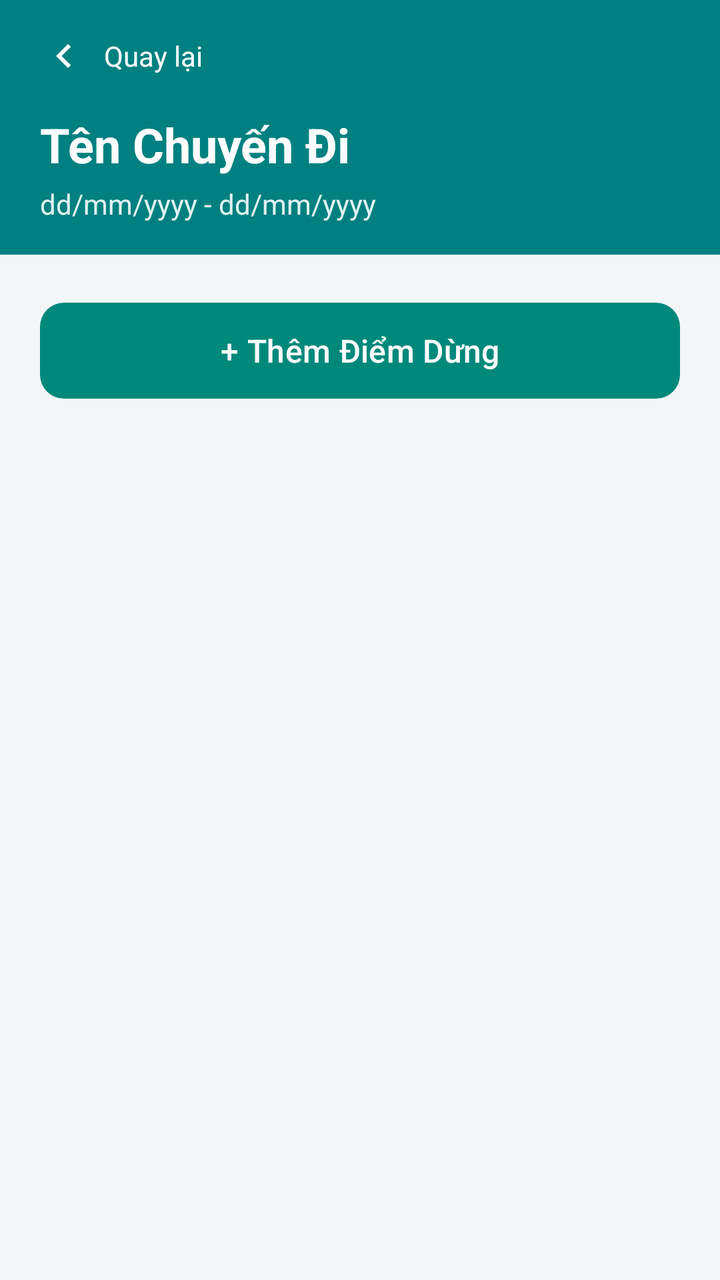
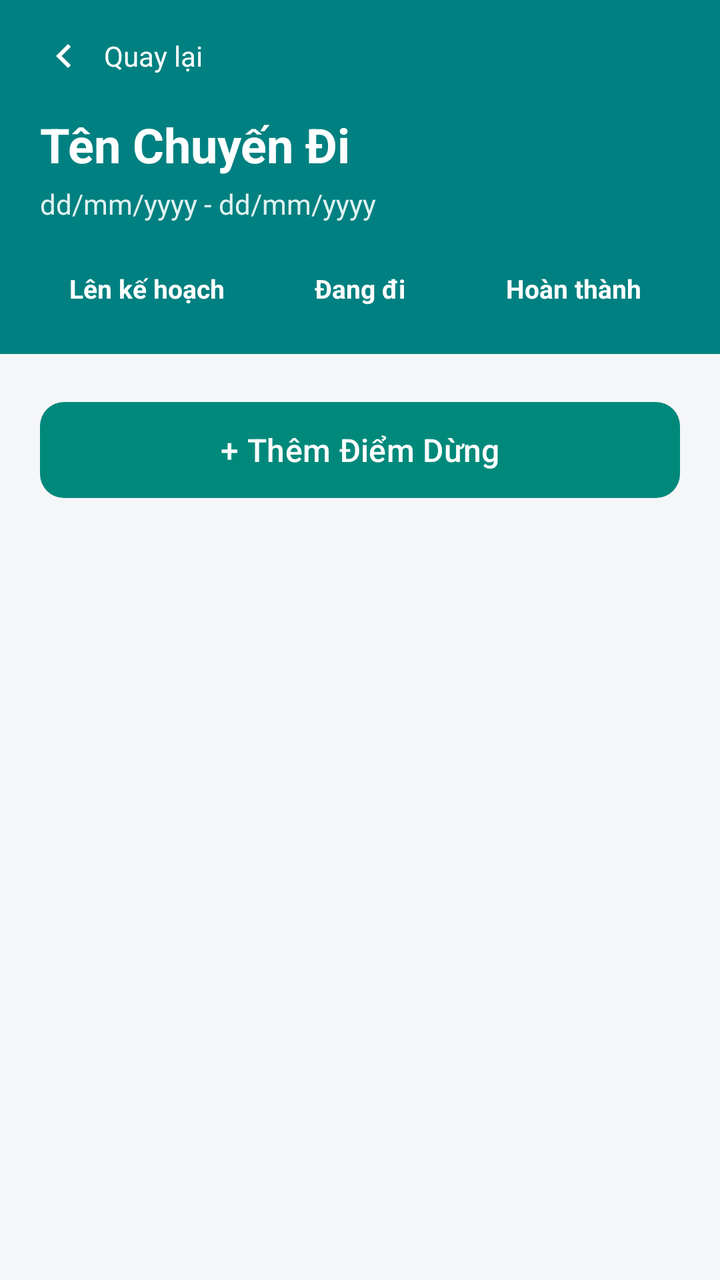

The first picture is an Android layout as it rendered before a commit; the second is the same layout after the commit. The layout source and the unified diff follow.
<!-- AndroidManifest.xml: application theme Theme.Vivu -->
<!-- res/layout/activity_trip_detail.xml -->
<?xml version="1.0" encoding="utf-8"?>
<androidx.constraintlayout.widget.ConstraintLayout xmlns:android="http://schemas.android.com/apk/res/android"
    xmlns:app="http://schemas.android.com/apk/res-auto"
    android:layout_width="match_parent"
    android:layout_height="match_parent"
    android:background="#F5F6F8"
    android:fitsSystemWindows="true">

    
    <LinearLayout
        android:id="@+id/header_detail"
        android:layout_width="match_parent"
        android:layout_height="wrap_content"
        android:background="@color/teal_primary"
        android:orientation="vertical"
        android:paddingHorizontal="20dp"
        android:paddingVertical="16dp"
        app:layout_constraintTop_toTopOf="parent">

        <LinearLayout
            android:layout_width="match_parent"
            android:layout_height="wrap_content"
            android:gravity="center_vertical"
            android:orientation="horizontal">

            
            <ImageView
                android:id="@+id/btn_back"
                android:layout_width="24dp"
                android:layout_height="24dp"
                android:src="@drawable/ic_chevron_right"
                android:rotation="180"
                app:tint="@color/white" />

            <TextView
                android:layout_width="wrap_content"
                android:layout_height="wrap_content"
                android:layout_marginStart="8dp"
                android:text="Quay lại"
                android:textColor="@color/white"
                android:textSize="14sp" />
        </LinearLayout>

        <TextView
            android:id="@+id/tv_detail_trip_name"
            android:layout_width="match_parent"
            android:layout_height="wrap_content"
            android:layout_marginTop="16dp"
            android:text="Tên Chuyến Đi"
            android:textColor="@color/white"
            android:textSize="24sp"
            android:textStyle="bold" />

        <TextView
            android:id="@+id/tv_detail_date"
            android:layout_width="match_parent"
            android:layout_height="wrap_content"
            android:layout_marginTop="4dp"
            android:text="dd/mm/yyyy - dd/mm/yyyy"
            android:textColor="#E0F2F1"
            android:textSize="14sp" />
    </LinearLayout>

    
    <com.google.android.material.button.MaterialButton
        android:id="@+id/btn_add_route_stop"
        android:layout_width="match_parent"
        android:layout_height="56dp"
        android:layout_marginHorizontal="20dp"
        android:layout_marginTop="20dp"
        android:text="+ Thêm Điểm Dừng"
        android:textAllCaps="false"
        android:textSize="16sp"
        app:backgroundTint="#00897B"
        app:cornerRadius="12dp"
        app:layout_constraintTop_toBottomOf="@id/header_detail" />

    
    <androidx.recyclerview.widget.RecyclerView
        android:id="@+id/rv_detail_stops"
        android:layout_width="match_parent"
        android:layout_height="0dp"
        android:layout_marginTop="12dp"
        android:clipToPadding="false"
        android:paddingBottom="20dp"
        app:layout_constraintBottom_toBottomOf="parent"
        app:layout_constraintTop_toBottomOf="@id/btn_add_route_stop" />

</androidx.constraintlayout.widget.ConstraintLayout>
<!-- resources referenced by this layout -->
<resources>
  <color name="teal_primary">#008080</color>
  <color name="white">#FFFFFFFF</color>
  <!-- drawable ic_chevron_right (drawable) -->
  <vector xmlns:android="http://schemas.android.com/apk/res/android"
      android:width="24dp" android:height="24dp" android:viewportWidth="24" android:viewportHeight="24">
      <path android:fillColor="#FF000000" android:pathData="M10,6L8.59,7.41 13.17,12l-4.58,4.59L10,18l6,-6z"/>
  </vector>
  <style name="Theme.Vivu" parent="Base.Theme.Vivu" />
  <style name="Base.Theme.Vivu" parent="Theme.Material3.DayNight.NoActionBar">
          
          
      </style>
</resources>

<!-- the commit's change to res/layout/activity_trip_detail.xml (unified diff, before → after) -->
@@ -23,7 +23,6 @@
             android:gravity="center_vertical"
             android:orientation="horizontal">
 
-            
             <ImageView
                 android:id="@+id/btn_back"
                 android:layout_width="24dp"
@@ -59,9 +58,53 @@
             android:text="dd/mm/yyyy - dd/mm/yyyy"
             android:textColor="#E0F2F1"
             android:textSize="14sp" />
+
+        
+        <LinearLayout
+            android:layout_width="match_parent"
+            android:layout_height="wrap_content"
+            android:layout_marginTop="16dp"
+            android:orientation="horizontal"
+            android:weightSum="3">
+
+            <TextView
+                android:id="@+id/tab_planning"
+                android:layout_width="0dp"
+                android:layout_height="wrap_content"
+                android:layout_weight="1"
+                android:gravity="center"
+                android:paddingVertical="8dp"
+                android:text="Lên kế hoạch"
+                android:textColor="@color/white"
+                android:textSize="13sp"
+                android:textStyle="bold" />
+
+            <TextView
+                android:id="@+id/tab_ongoing"
+                android:layout_width="0dp"
+                android:layout_height="wrap_content"
+                android:layout_weight="1"
+                android:gravity="center"
+                android:paddingVertical="8dp"
+                android:text="Đang đi"
+                android:textColor="@color/white"
+                android:textSize="13sp"
+                android:textStyle="bold" />
+
+            <TextView
+                android:id="@+id/tab_completed"
+                android:layout_width="0dp"
+                android:layout_height="wrap_content"
+                android:layout_weight="1"
+                android:gravity="center"
+                android:paddingVertical="8dp"
+                android:text="Hoàn thành"
+                android:textColor="@color/white"
+                android:textSize="13sp"
+                android:textStyle="bold" />
+        </LinearLayout>
     </LinearLayout>
 
-    
     <com.google.android.material.button.MaterialButton
         android:id="@+id/btn_add_route_stop"
         android:layout_width="match_parent"
@@ -75,7 +118,6 @@
         app:cornerRadius="12dp"
         app:layout_constraintTop_toBottomOf="@id/header_detail" />
 
-    
     <androidx.recyclerview.widget.RecyclerView
         android:id="@+id/rv_detail_stops"
         android:layout_width="match_parent"
